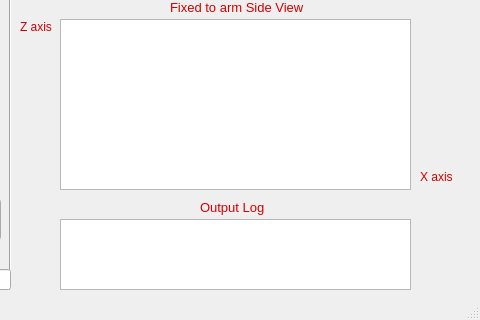
First picture: the form in pArm/GUI/InProgressGUI.ui, repository pArm-TFG/pArm-S1, before the edit; both pictures show x 520 to 1000 and y 280 to 600 of the 1000 by 600 pixel window.
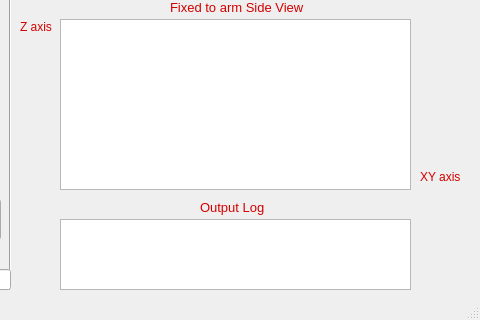
Second picture: the form after the edit. Custom widgets are drawn as their Qt base class.

Commit message: Side view  X axis changed to XY axis due to mathematical reasons & log spelling corrections

Patch:
```diff
--- a/pArm/GUI/InProgressGUI.ui
+++ b/pArm/GUI/InProgressGUI.ui
@@ -636,7 +636,7 @@
      </rect>
     </property>
     <property name="text">
-     <string>X axis</string>
+     <string>XY axis</string>
     </property>
    </widget>
   </widget>
```
The commit also changes 1 other file.
